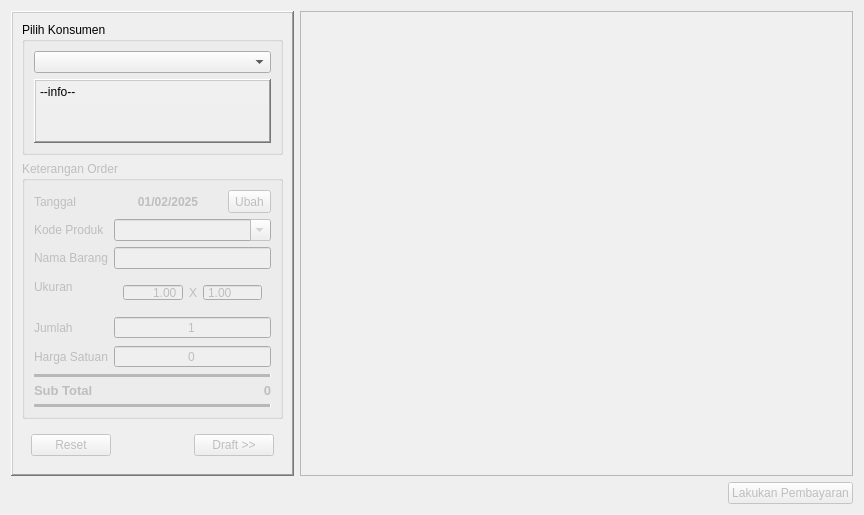
AyahnaSyahid/LazyMins, file src/ui/files/createorderdialog.ui: the form before one commit.
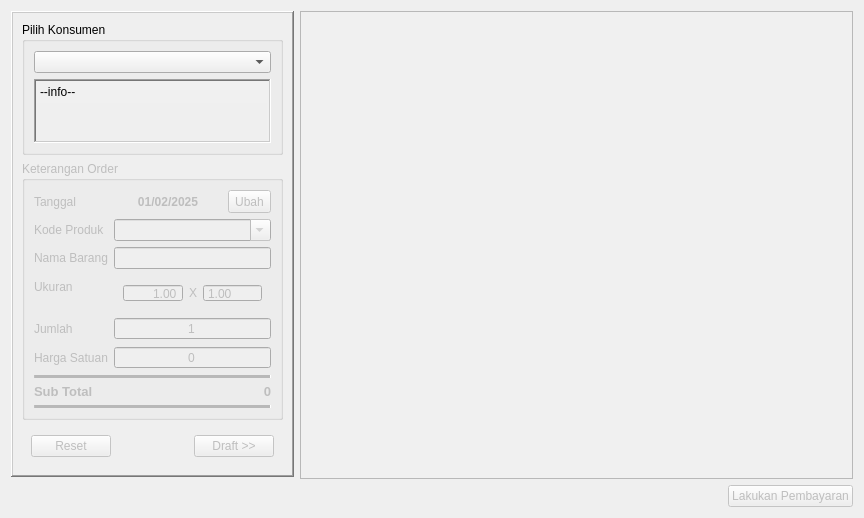
The form after the commit.

```diff
--- a/src/ui/files/createorderdialog.ui
+++ b/src/ui/files/createorderdialog.ui
@@ -7,7 +7,7 @@
     <x>0</x>
     <y>0</y>
     <width>864</width>
-    <height>515</height>
+    <height>518</height>
    </rect>
   </property>
   <property name="windowTitle">
@@ -107,7 +107,7 @@
               <enum>QFrame::WinPanel</enum>
              </property>
              <property name="frameShadow">
-              <enum>QFrame::Raised</enum>
+              <enum>QFrame::Sunken</enum>
              </property>
              <property name="lineWidth">
               <number>1</number>
@@ -542,6 +542,36 @@
        <property name="autoFillBackground">
         <bool>true</bool>
        </property>
+       <property name="sizeAdjustPolicy">
+        <enum>QAbstractScrollArea::AdjustToContents</enum>
+       </property>
+       <property name="alternatingRowColors">
+        <bool>true</bool>
+       </property>
+       <property name="selectionMode">
+        <enum>QAbstractItemView::ExtendedSelection</enum>
+       </property>
+       <property name="selectionBehavior">
+        <enum>QAbstractItemView::SelectRows</enum>
+       </property>
+       <property name="verticalScrollMode">
+        <enum>QAbstractItemView::ScrollPerPixel</enum>
+       </property>
+       <property name="horizontalScrollMode">
+        <enum>QAbstractItemView::ScrollPerPixel</enum>
+       </property>
+       <attribute name="horizontalHeaderMinimumSectionSize">
+        <number>25</number>
+       </attribute>
+       <attribute name="horizontalHeaderStretchLastSection">
+        <bool>true</bool>
+       </attribute>
+       <attribute name="verticalHeaderMinimumSectionSize">
+        <number>18</number>
+       </attribute>
+       <attribute name="verticalHeaderDefaultSectionSize">
+        <number>18</number>
+       </attribute>
       </widget>
      </item>
      <item>
```
Left out of the diff: 2 changed lines with no effect on the pictures.
